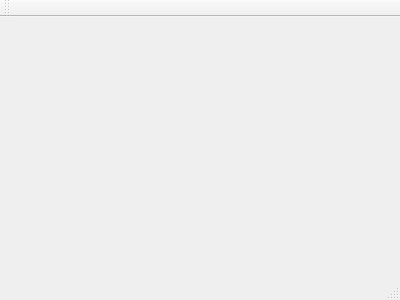
Above: QtProject/Deadpool/mainwindow.ui from binarydoor/CS1C_DEADPOOL before the change. Below: the same form after it.
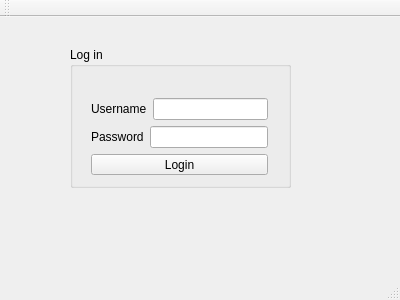
That is the form after the change.

Commit message: Added test login screen

Diff of the .ui file:
```diff
--- a/QtProject/Deadpool/mainwindow.ui
+++ b/QtProject/Deadpool/mainwindow.ui
@@ -12,13 +12,89 @@
   <property name="windowTitle" >
    <string>MainWindow</string>
   </property>
-  <widget class="QMenuBar" name="menuBar" />
-  <widget class="QToolBar" name="mainToolBar" />
-  <widget class="QWidget" name="centralWidget" />
-  <widget class="QStatusBar" name="statusBar" />
+  <widget class="QWidget" name="centralWidget">
+   <widget class="QGroupBox" name="groupBox">
+    <property name="geometry">
+     <rect>
+      <x>70</x>
+      <y>30</y>
+      <width>221</width>
+      <height>141</height>
+     </rect>
+    </property>
+    <property name="title">
+     <string>Log in</string>
+    </property>
+    <widget class="QWidget" name="">
+     <property name="geometry">
+      <rect>
+       <x>10</x>
+       <y>40</y>
+       <width>199</width>
+       <height>99</height>
+      </rect>
+     </property>
+     <layout class="QVBoxLayout" name="verticalLayout">
+      <item>
+       <layout class="QHBoxLayout" name="horizontalLayout">
+        <item>
+         <widget class="QLabel" name="label">
+          <property name="text">
+           <string>Username</string>
+          </property>
+         </widget>
+        </item>
+        <item>
+         <widget class="QLineEdit" name="lineEdit_username"/>
+        </item>
+       </layout>
+      </item>
+      <item>
+       <layout class="QHBoxLayout" name="horizontalLayout_2">
+        <item>
+         <widget class="QLabel" name="label_2">
+          <property name="text">
+           <string>Password</string>
+          </property>
+         </widget>
+        </item>
+        <item>
+         <widget class="QLineEdit" name="lineEdit_password"/>
+        </item>
+       </layout>
+      </item>
+      <item>
+       <widget class="QPushButton" name="pushButton_login">
+        <property name="text">
+         <string>Login</string>
+        </property>
+       </widget>
+      </item>
+     </layout>
+    </widget>
+   </widget>
+  </widget>
+  <widget class="QMenuBar" name="menuBar">
+   <property name="geometry">
+    <rect>
+     <x>0</x>
+     <y>0</y>
+     <width>400</width>
+     <height>22</height>
+    </rect>
+   </property>
+  </widget>
+  <widget class="QToolBar" name="mainToolBar">
+   <attribute name="toolBarArea">
+    <enum>TopToolBarArea</enum>
+   </attribute>
+   <attribute name="toolBarBreak">
+    <bool>false</bool>
+   </attribute>
+  </widget>
+  <widget class="QStatusBar" name="statusBar"/>
  </widget>
- <layoutDefault spacing="6" margin="11" />
- <pixmapfunction></pixmapfunction>
+ <layoutdefault spacing="6" margin="11"/>
  <resources/>
  <connections/>
 </ui>
```
Left out of the diff: 7 changed lines with no effect on the pictures. The commit also changes 7 other files.
